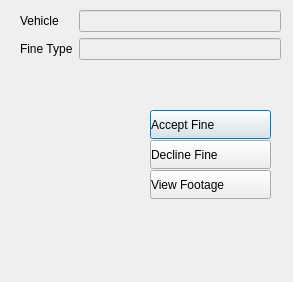
Above: assets/ui/ReviewFineScreen.ui from WahdanHasan/innopark before the change. Below: the same form after it.
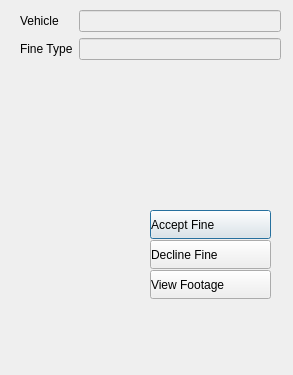
That is the form after the change. Icons and pictures are not drawn.

What changed in the file:
```diff
--- a/assets/ui/ReviewFineScreen.ui
+++ b/assets/ui/ReviewFineScreen.ui
@@ -7,7 +7,7 @@
     <x>0</x>
     <y>0</y>
     <width>293</width>
-    <height>282</height>
+    <height>375</height>
    </rect>
   </property>
   <property name="windowTitle">
@@ -25,7 +25,7 @@
      <x>20</x>
      <y>10</y>
      <width>261</width>
-     <height>251</height>
+     <height>351</height>
     </rect>
    </property>
    <property name="styleSheet">
@@ -44,7 +44,7 @@
       <x>0</x>
       <y>0</y>
       <width>261</width>
-      <height>71</height>
+      <height>171</height>
      </rect>
     </property>
     <layout class="QFormLayout" name="formLayout">
@@ -85,7 +85,7 @@
     <property name="geometry">
      <rect>
       <x>130</x>
-      <y>100</y>
+      <y>200</y>
       <width>121</width>
       <height>91</height>
      </rect>
@@ -158,8 +158,8 @@
    <widget class="QLabel" name="errorLabel">
     <property name="geometry">
      <rect>
-      <x>70</x>
-      <y>200</y>
+      <x>60</x>
+      <y>310</y>
       <width>191</width>
       <height>20</height>
      </rect>
```
Left out of the diff: 3 changed lines with no effect on the pictures.
